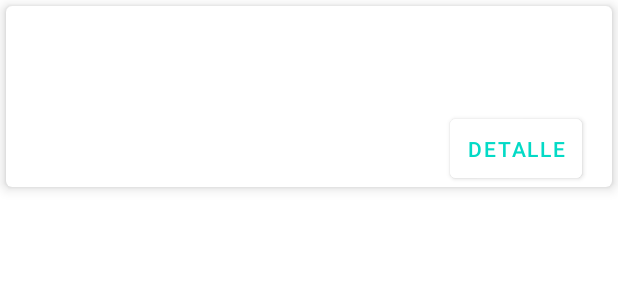
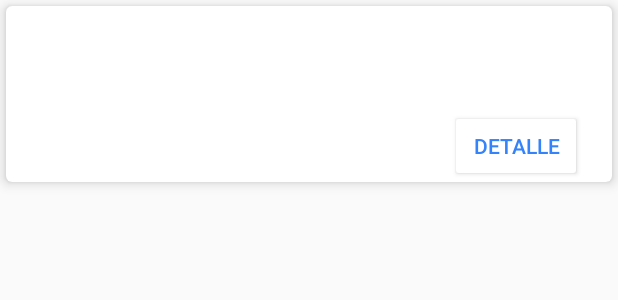
Before and after one commit to sebastiangrisales121005/MeliMobileTest, an Android app: the layout item_product.xml on its own in the app's theme, with its tools: preview values and no code run, on a phone screen of 412 x 824 dp. Shown: the top 300 px of the screen. Run offline under Robolectric (Android 15) with nearby library versions, the phone set to English and light mode, and no system bars; network calls fail.

Commit message:
Modficación de temas y colores para adaptar el diseño de la aplicación

```diff
--- a/app/src/main/res/layout/item_product.xml
+++ b/app/src/main/res/layout/item_product.xml
@@ -60,7 +60,7 @@
                 android:layout_marginEnd="20dp"
                 android:padding="10dp"
                 android:backgroundTint="@color/white"
-                android:textColor="@color/design_default_color_secondary"
+                android:textColor="@color/blue"
                 android:text="@string/detalle"/>
 
         </androidx.constraintlayout.widget.ConstraintLayout>
--- a/app/src/main/res/values/colors.xml
+++ b/app/src/main/res/values/colors.xml
@@ -7,4 +7,6 @@
     <color name="teal_700">#FF018786</color>
     <color name="black">#FF000000</color>
     <color name="white">#FFFFFFFF</color>
+    <color name="yellow">#FFF159</color>
+    <color name="blue">#3483FA</color>
 </resources>
--- a/app/src/main/res/values/themes.xml
+++ b/app/src/main/res/values/themes.xml
@@ -1,16 +1,18 @@
 <resources xmlns:tools="http://schemas.android.com/tools">
     <!-- Base application theme. -->
-    <style name="Theme.MeliMobileTest" parent="Theme.MaterialComponents.DayNight.DarkActionBar">
+    <style name="Theme.MeliMobileTest" parent="Theme.AppCompat.Light">
         <!-- Primary brand color. -->
-        <item name="colorPrimary">@color/purple_500</item>
+        <item name="colorPrimary">@color/yellow</item>
         <item name="colorPrimaryVariant">@color/purple_700</item>
-        <item name="colorOnPrimary">@color/white</item>
+        <item name="colorOnPrimary">@color/blue</item>
         <!-- Secondary brand color. -->
-        <item name="colorSecondary">@color/teal_200</item>
+        <item name="colorSecondary">@color/blue</item>
         <item name="colorSecondaryVariant">@color/teal_700</item>
         <item name="colorOnSecondary">@color/black</item>
         <!-- Status bar color. -->
         <item name="android:statusBarColor" tools:targetApi="l">?attr/colorPrimaryVariant</item>
         <!-- Customize your theme here. -->
+        <item name="android:textColorPrimary">@color/blue</item>
+        <item name="android:textColorSecondary">@color/blue</item>
     </style>
 </resources>
```
